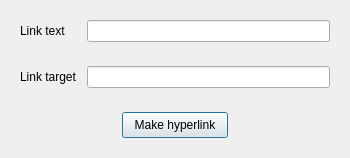
First picture: the form in hyperlinkdialog.ui, repository VitalyGladyshev/GB-text-editor, before the edit.
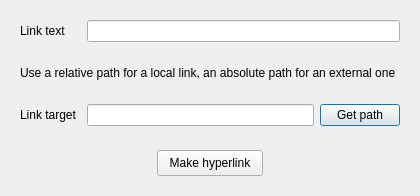
Second picture: the form after the edit.

Commit message:
us7_t-001 гиперссылки, изображения, настройки
us7_t-001 гиперссылки, изображения, настройки

Patch:
```diff
--- a/hyperlinkdialog.ui
+++ b/hyperlinkdialog.ui
@@ -6,8 +6,8 @@
    <rect>
     <x>0</x>
     <y>0</y>
-    <width>350</width>
-    <height>152</height>
+    <width>420</width>
+    <height>178</height>
    </rect>
   </property>
   <property name="sizePolicy">
@@ -18,14 +18,14 @@
   </property>
   <property name="minimumSize">
    <size>
-    <width>250</width>
+    <width>420</width>
     <height>0</height>
    </size>
   </property>
   <property name="maximumSize">
    <size>
     <width>16777215</width>
-    <height>152</height>
+    <height>178</height>
    </size>
   </property>
   <property name="windowTitle">
@@ -60,6 +60,19 @@
      </layout>
     </widget>
    </item>
+   <item>
+    <widget class="QWidget" name="widget_4" native="true">
+     <layout class="QHBoxLayout" name="horizontalLayout_4">
+      <item>
+       <widget class="QLabel" name="label">
+        <property name="text">
+         <string>Use a relative path for a local link, an absolute path for an external one </string>
+        </property>
+       </widget>
+      </item>
+     </layout>
+    </widget>
+   </item>
    <item>
     <widget class="QWidget" name="widget_2" native="true">
      <layout class="QHBoxLayout" name="horizontalLayout_2">
@@ -85,6 +98,13 @@
       <item>
        <widget class="QLineEdit" name="lineEditLinkTarget"/>
       </item>
+      <item>
+       <widget class="QPushButton" name="pushButtonOpenDialog">
+        <property name="text">
+         <string>Get path</string>
+        </property>
+       </widget>
+      </item>
      </layout>
     </widget>
    </item>
```
Left out of the diff: 6 changed lines with no effect on the pictures. The commit also changes 2 other files.
